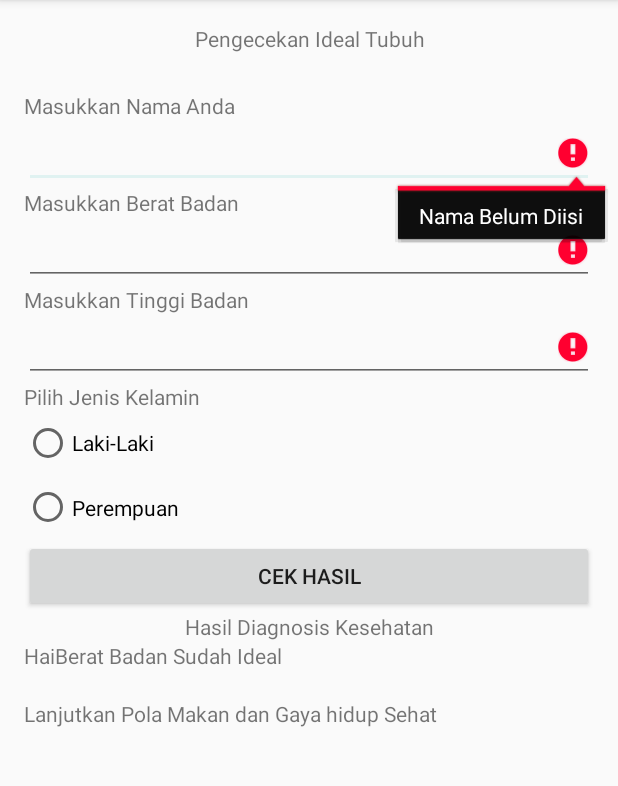
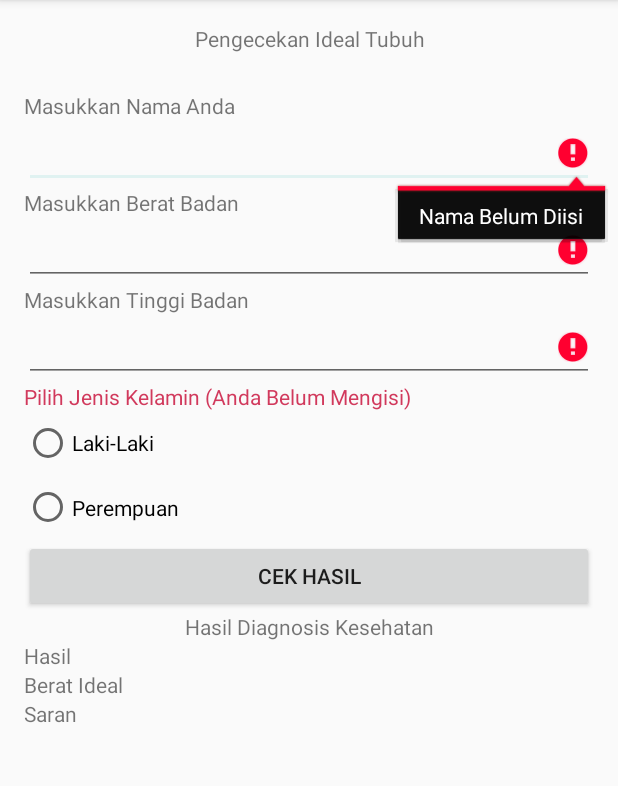
Before and after one commit to bayukrisna/ProjekAndroidSeason2, an Android app: the fragment Fragment4 shown on its own in the app's theme, after a tap on "CEK HASIL", on a phone screen of 412 x 824 dp, the part 84-870 px from its top. Run offline under Robolectric (Android 15) with nearby library versions, the phone set to English and light mode, and no system bars.

Commit message:
Cek ideal validasi

```diff
--- a/app/src/main/java/id/sch/smktelkom_mlg/project2/xirpl10816242534/oeripbedjoe/Fragment/Fragment4.java
+++ b/app/src/main/java/id/sch/smktelkom_mlg/project2/xirpl10816242534/oeripbedjoe/Fragment/Fragment4.java
@@ -85,53 +85,60 @@ public class Fragment4 extends Fragment {
         boolean valid = true;
 
         String nama = etnama.getText().toString();
+        String beratS = etBerat.getText().toString();
+        String tinggiS = etTinggi.getText().toString();
         int berat = etBerat.getText().toString().isEmpty() ? 0 : Integer.parseInt(etBerat.getText().toString());
         int tinggi = etTinggi.getText().toString().isEmpty() ? 0 : Integer.parseInt(etTinggi.getText().toString());
-        //boolean pilih = radioyaa.isSelected();
-        //boolean pilih1 = radioyaa1.isSelected();
-        double ti = Double.parseDouble(etTinggi.getText().toString());
-        double bt = Double.parseDouble(etBerat.getText().toString());
+
         //ti = Double.valueOf(String.valueOf(etTinggi.getText()));
         //bt = Double.valueOf(String.valueOf(etBerat.getText()));
-
 
         if (nama.isEmpty()) {
             etnama.setError("Nama Belum Diisi");
             valid = false;
         } else {
             etnama.setError(null);
+            tvHasil.setText("Hai" + nama);
         }
 
-        if (bt == 0) {
+        if (beratS.isEmpty()) {
             etBerat.setError("Berat Badan Harus Diisi");
             valid = false;
         }
 
-        if (ti == 0) {
+        if (tinggiS.isEmpty()) {
             etTinggi.setError("Tinggi Badan Harus Diisi");
             valid = false;
         }
 
-        if (radioyaa.isChecked()) {
+        if (radiogrup.getCheckedRadioButtonId() == -1) {
+            jenkel.setText("Pilih Jenis Kelamin (Anda Belum Mengisi)");
+            jenkel.setTextColor(getResources().getColor(R.color.red));
+            valid = false;
+        } else {
+
+        }
+
+        /*if (radioyaa.isChecked()) {
             hi = (ti - 100) * 1;
         } else if (radioyaa1.isChecked()) {
             hi = (ti - 104) * 1;
         }
-        temp = Double.toString(hi.intValue());
+        temp = hi.toString();
 
         if (hi < bt) {
             tvBerat.setText(temp);
-            tvHasil.setText("Hai" + nama + "Sepertinya Kamu OverWeight");
-            tvSaran.setText("Banyaklah Berolahraga dan hindari makanan berkoresterol");
+            tvHasil.setText("Sepertinya Anda OverWeight");
+            tvSaran.setText("Banyaklah Berolahraga dan hindari makanan berkoresterol tinggi");
         } else if (hi > bt) {
             tvBerat.setText(temp);
-            tvHasil.setText("Hai" + nama + "Sepertinya Kamu Underweight");
-            tvSaran.setText("Banyaklah Makan Makanan Berkarbohidrat");
+            tvHasil.setText("Sepertinya Kamu Underweight");
+            tvSaran.setText("Banyaklah Makan - Makanan Berkarbohidrat");
         } else {
             tvBerat.setText(temp);
-            tvHasil.setText("Hai" + nama + "Berat Badan Sudah Ideal");
-            tvSaran.setText("Lanjutkan Pola Makan dan Gaya hidup Sehat");
-        }
+            tvHasil.setText("Berat Badan Sudah Ideal");
+            tvSaran.setText("Lanjutkan pola makan anda, serta gaya hidup sehat anda");
+        }*/
 
         return valid;
     }
--- a/app/src/main/res/values/colors.xml
+++ b/app/src/main/res/values/colors.xml
@@ -23,6 +23,8 @@
     <color name="dot_light_screen3">#93c6fd</color>
     <color name="dot_light_screen4">#e4b5fc</color>
 
+    <color name="red">#d1395c</color>
+
     <array name="array_dot_active">
         <item>@color/dot_light_screen1</item>
         <item>@color/dot_light_screen2</item>
```
